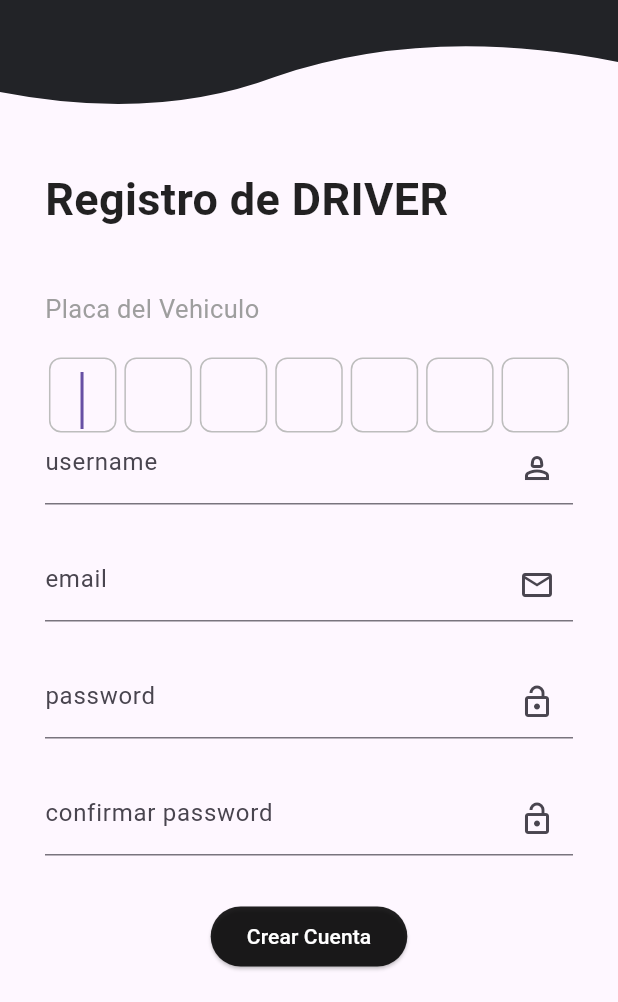
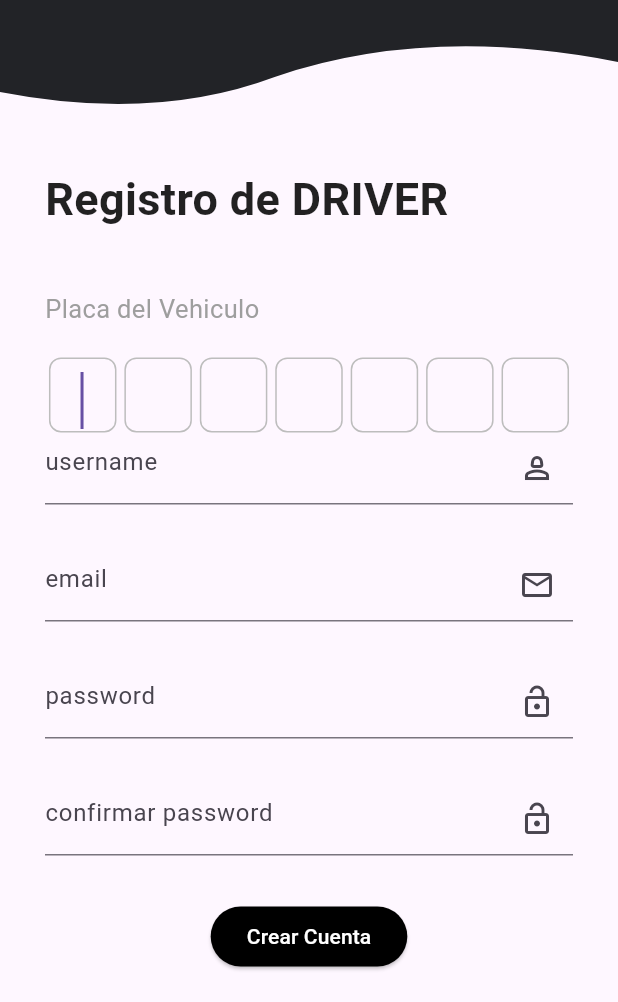
Before and after one commit to AdolfoIng/app_flutter, a Flutter app: the DriverRegisterPage screen opened by its route, on a phone screen of 412 x 824 dp, the part 234-1236 px from its top. Run offline on Flutter 3.47's test engine with Material 3 defaults, Android fonts, the phone set to English and light mode, and no system bars; our stand-ins replace cloud_firestore, firebase_auth, firebase_core, flutter_custom_clippers, google_maps_flutter, shared_preferences; accounts and stored records are empty.

```diff
--- a/lib/pages/client/register/client_register_page.dart
+++ b/lib/pages/client/register/client_register_page.dart
@@ -134,6 +134,7 @@ class _ClientRegisterPageState extends State<ClientRegisterPage> {
   Widget _buttonRegister() {
     return ButtonApp(
         color: Colors.black,
+        colorText: Colors.white,
         texto: 'Crear Cuenta',
         onPresed: _controllerRegister.registerUser);
   }
--- a/lib/pages/driver/register/driver_register_page.dart
+++ b/lib/pages/driver/register/driver_register_page.dart
@@ -159,6 +159,7 @@ class _DriverRegisterPageState extends State<DriverRegisterPage> {
   Widget _buttonRegister() {
     return ButtonApp(
         color: Colors.black,
+        colorText: Colors.white,
         texto: 'Crear Cuenta',
         onPresed: _controllerRegister.registerUser);
   }
--- a/lib/pages/login/login_controller.dart
+++ b/lib/pages/login/login_controller.dart
@@ -1,6 +1,5 @@
 import 'package:app_uber1/pages/utils/share_preference.dart';
 import 'package:app_uber1/pages/utils/snackbar.dart' as utils;
-import 'package:app_uber1/src/models/client.dart';
 import 'package:app_uber1/src/providers/auth_provider.dart';
 import 'package:app_uber1/src/providers/client_provider.dart';
 import 'package:app_uber1/src/providers/driver_provider.dart';
--- a/lib/pages/login/login_page.dart
+++ b/lib/pages/login/login_page.dart
@@ -109,6 +109,7 @@ class _LoginPageState extends State<LoginPage> {
   Widget _buttonLogin() {
     return ButtonApp(
         color: Colors.black,
+        colorText: Colors.white,
         texto: 'Iniciar Sesion',
         onPresed: _controller.login);
   }
--- a/lib/pages/utils/otp_widget.dart
+++ b/lib/pages/utils/otp_widget.dart
@@ -46,7 +46,7 @@ class _OTPFieldsState extends State<OTPFields> {
   FocusNode? pin6FN;
   FocusNode? pin7FN;
 
-  final pinStyle = TextStyle(fontSize: 25, fontWeight: FontWeight.bold);
+  final pinStyle = const TextStyle(fontSize: 25, fontWeight: FontWeight.bold);
 
   @override
   void initState() {
--- a/lib/src/widgets/button_app.dart
+++ b/lib/src/widgets/button_app.dart
@@ -2,20 +2,22 @@ import 'package:flutter/material.dart';
 
 class ButtonApp extends StatelessWidget {
   final Color color;
+  final Color colorText;
   final String texto;
   final Function onPresed;
   const ButtonApp(
       {super.key,
       required this.color,
       required this.texto,
-      required this.onPresed});
+      required this.onPresed,
+      required this.colorText});
 
   @override
   Widget build(BuildContext context) {
     return ElevatedButton(
       style: ElevatedButton.styleFrom(
-        foregroundColor: Colors.white,
-        backgroundColor: Colors.black87, // foreground
+        foregroundColor: colorText,
+        backgroundColor: color,
       ),
       onPressed: () {
         onPresed();
```
Also changed, not shown: lib/pages/driver/map/driver_map_controller.dart (added, +26 -0 lines), lib/pages/driver/map/driver_map_page.dart (+83 -3 lines).
